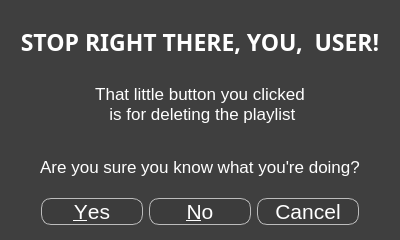
Old version of the form RE_NUE/resources/d_ui/playlist_delete_dialog.ui in the repository BadJuJa/Python.
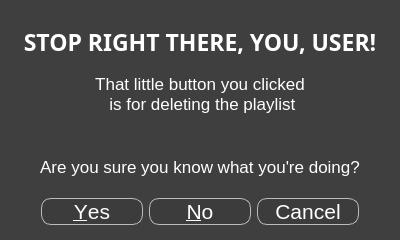
New version of the form.

```diff
--- a/RE_NUE/resources/d_ui/playlist_delete_dialog.ui
+++ b/RE_NUE/resources/d_ui/playlist_delete_dialog.ui
@@ -77,7 +77,7 @@
       </font>
      </property>
      <property name="text">
-      <string>STOP RIGHT THERE, YOU,  USER!</string>
+      <string>STOP RIGHT THERE, YOU, USER!</string>
      </property>
      <property name="alignment">
       <set>Qt::AlignCenter</set>
@@ -93,7 +93,8 @@
      </property>
      <property name="text">
       <string>That little button you clicked
- is for deleting the playlist</string>
+ is for deleting the playlist
+                        </string>
      </property>
      <property name="alignment">
       <set>Qt::AlignCenter</set>
```
Left out of the diff: 32 changed lines with no effect on the pictures.
